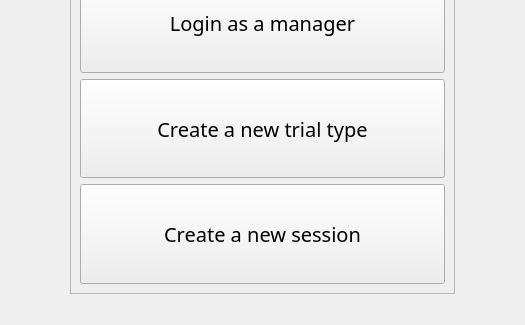
Before: the Qt Designer form UI/system_main.ui in KehatSudri/Behavior_System2.0, drawn with Qt 5; both pictures show x 138 to 663 and y 268 to 593 of the 800 by 593 pixel window.
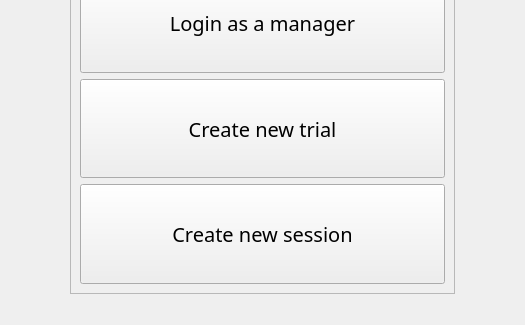
After: the same form once the commit is applied.

The edit to the form file:
```diff
--- a/UI/system_main.ui
+++ b/UI/system_main.ui
@@ -34,7 +34,7 @@
            <x>0</x>
            <y>0</y>
            <width>382</width>
-           <height>325</height>
+           <height>379</height>
           </rect>
          </property>
          <layout class="QVBoxLayout" name="verticalLayout">
@@ -70,7 +70,7 @@
              </font>
             </property>
             <property name="text">
-             <string>Create a new trial type</string>
+             <string>Create new trial</string>
             </property>
            </widget>
           </item>
@@ -88,7 +88,7 @@
              </font>
             </property>
             <property name="text">
-             <string>Create a new session</string>
+             <string>Create new session</string>
             </property>
            </widget>
           </item>
```
